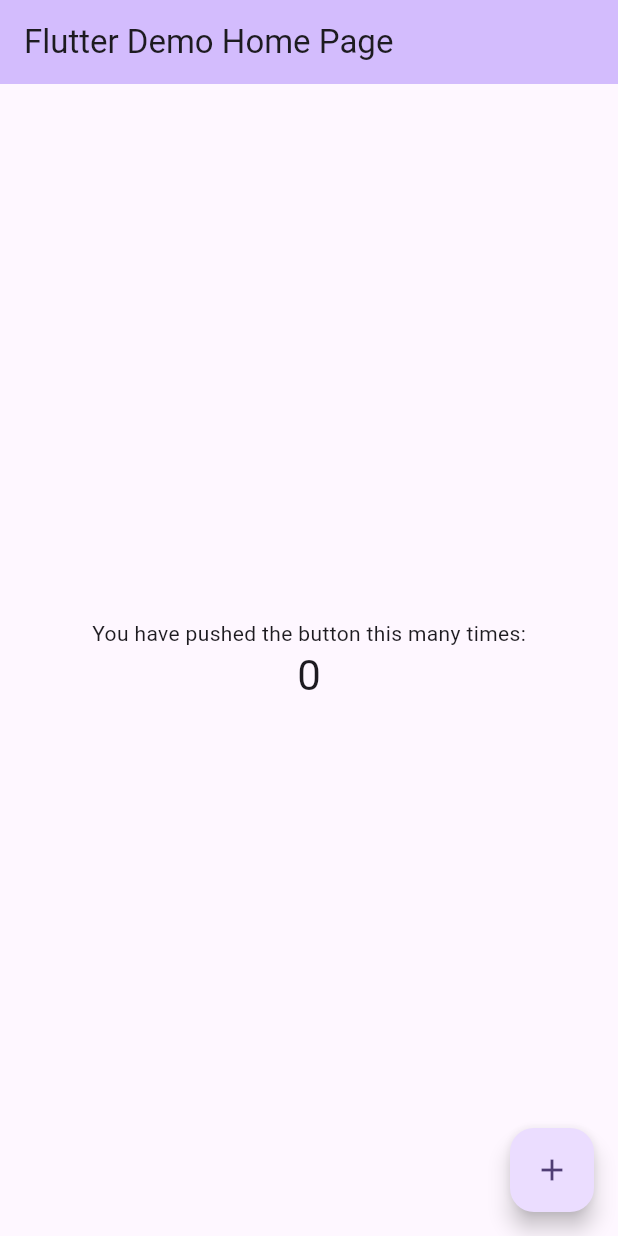
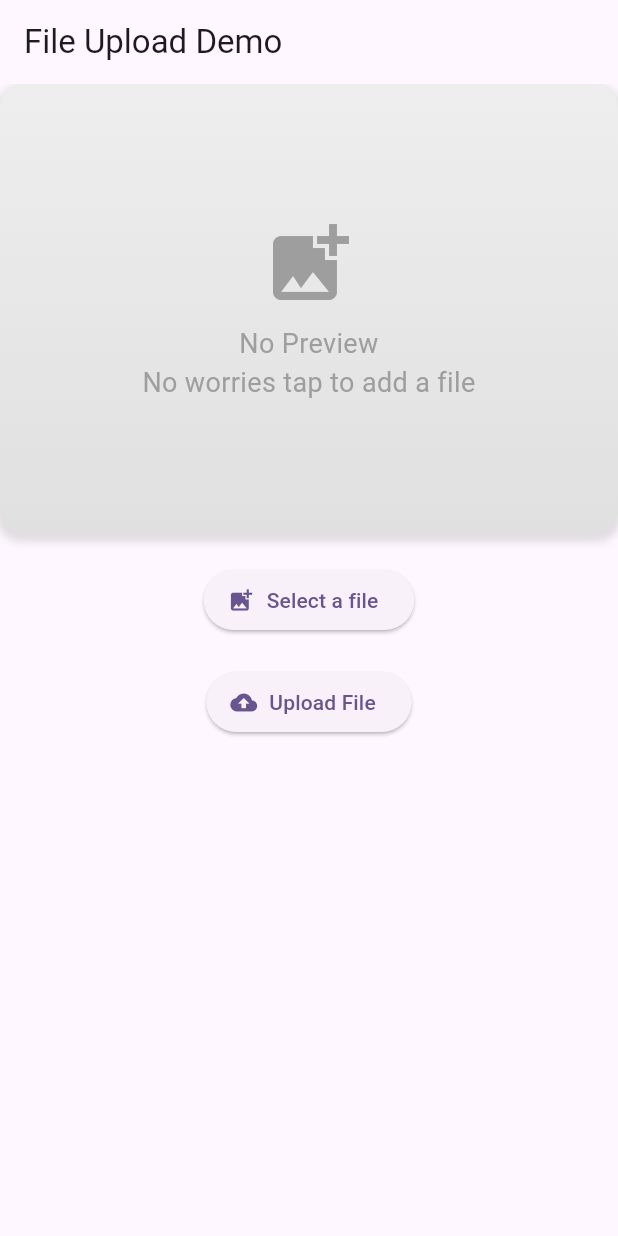
Before and after one commit to iliyasifa/question_1_file_upload_project_iliyas_flutter, a Flutter app: the screen it shows after launch, on a phone screen of 412 x 824 dp. Run offline on Flutter 3.47's test engine with Material 3 defaults, Android fonts, the light colour scheme and no system bars; our stand-ins replace connectivity_plus, firebase_core, image_picker, video_player; accounts and stored records are empty.

Commit message:
feat: file add, upload, view and delete by long press on the file preview.

```diff
--- /dev/null
+++ b/lib/common/empty_state.dart
@@ -0,0 +1,52 @@
+import 'package:flutter/material.dart';
+
+/// EmptyStatePreview class to show the no preview empty state
+class EmptyStatePreview extends StatelessWidget {
+  const EmptyStatePreview({
+    super.key,
+  });
+
+  @override
+  Widget build(BuildContext context) {
+    return Container(
+      width: double.infinity,
+      height: 200,
+      decoration: BoxDecoration(
+        color: Colors.white,
+        borderRadius: BorderRadius.circular(16.0),
+        boxShadow: [
+          BoxShadow(
+            color: Colors.grey.withOpacity(0.3),
+            spreadRadius: 2,
+            blurRadius: 4,
+            offset: const Offset(0, 3),
+          ),
+        ],
+        gradient: LinearGradient(
+          colors: [Colors.grey[200]!, Colors.grey[300]!],
+          begin: Alignment.topCenter,
+          end: Alignment.bottomCenter,
+        ),
+      ),
+      child: const Column(
+        mainAxisAlignment: MainAxisAlignment.center,
+        children: [
+          Icon(
+            Icons.add_photo_alternate,
+            size: 64,
+            color: Colors.grey,
+          ),
+          SizedBox(height: 8),
+          Text(
+            'No Preview\nNo worries tap to add a file',
+            textAlign: TextAlign.center,
+            style: TextStyle(
+              fontSize: 18,
+              color: Colors.grey,
+            ),
+          ),
+        ],
+      ),
+    );
+  }
+}
--- a/lib/main.dart
+++ b/lib/main.dart
@@ -1,6 +1,13 @@
+import 'package:firebase_core/firebase_core.dart';
 import 'package:flutter/material.dart';
+import 'package:question_1_file_upload_project_iliyas_flutter/firebase_options.dart';
+import 'package:question_1_file_upload_project_iliyas_flutter/screens/file_upload_screen.dart';
 
-void main() {
+void main() async {
+  WidgetsFlutterBinding.ensureInitialized();
+  await Firebase.initializeApp(
+    options: DefaultFirebaseOptions.currentPlatform,
+  );
   runApp(const MyApp());
 }
 
@@ -16,86 +23,7 @@ class MyApp extends StatelessWidget {
         colorScheme: ColorScheme.fromSeed(seedColor: Colors.deepPurple),
         useMaterial3: true,
       ),
-      home: const MyHomePage(title: 'Flutter Demo Home Page'),
+      home: const FileUploadScreen(),
     );
   }
 }
-
-class MyHomePage extends StatefulWidget {
-  const MyHomePage({super.key, required this.title});
-
-  final String title;
-
-  @override
-  State<MyHomePage> createState() => _MyHomePageState();
-}
-
-class _MyHomePageState extends State<MyHomePage> {
-  int _counter = 0;
-
-  void _incrementCounter() {
-    setState(() {
-      // This call to setState tells the Flutter framework that something has
-      // changed in this State, which causes it to rerun the build method below
-      // so that the display can reflect the updated values. If we changed
-      // _counter without calling setState(), then the build method would not be
-      // called again, and so nothing would appear to happen.
-      _counter++;
-    });
-  }
-
-  @override
-  Widget build(BuildContext context) {
-    // This method is rerun every time setState is called, for instance as done
-    // by the _incrementCounter method above.
-    //
-    // The Flutter framework has been optimized to make rerunning build methods
-    // fast, so that you can just rebuild anything that needs updating rather
-    // than having to individually change instances of widgets.
-    return Scaffold(
-      appBar: AppBar(
-        // TRY THIS: Try changing the color here to a specific color (to
-        // Colors.amber, perhaps?) and trigger a hot reload to see the AppBar
-        // change color while the other colors stay the same.
-        backgroundColor: Theme.of(context).colorScheme.inversePrimary,
-        // Here we take the value from the MyHomePage object that was created by
-        // the App.build method, and use it to set our appbar title.
-        title: Text(widget.title),
-      ),
-      body: Center(
-        // Center is a layout widget. It takes a single child and positions it
-        // in the middle of the parent.
-        child: Column(
-          // Column is also a layout widget. It takes a list of children and
-          // arranges them vertically. By default, it sizes itself to fit its
-          // children horizontally, and tries to be as tall as its parent.
-          //
-          // Column has various properties to control how it sizes itself and
-          // how it positions its children. Here we use mainAxisAlignment to
-          // center the children vertically; the main axis here is the vertical
-          // axis because Columns are vertical (the cross axis would be
-          // horizontal).
-          //
-          // TRY THIS: Invoke "debug painting" (choose the "Toggle Debug Paint"
-          // action in the IDE, or press "p" in the console), to see the
-          // wireframe for each widget.
-          mainAxisAlignment: MainAxisAlignment.center,
-          children: <Widget>[
-            const Text(
-              'You have pushed the button this many times:',
-            ),
-            Text(
-              '$_counter',
-              style: Theme.of(context).textTheme.headlineMedium,
-            ),
-          ],
-        ),
-      ),
-      floatingActionButton: FloatingActionButton(
-        onPressed: _incrementCounter,
-        tooltip: 'Increment',
-        child: const Icon(Icons.add),
-      ), // This trailing comma makes auto-formatting nicer for build methods.
-    );
-  }
-}
--- /dev/null
+++ b/lib/screens/file_upload_screen.dart
@@ -0,0 +1,295 @@
+import 'dart:io';
+
+import 'package:connectivity_plus/connectivity_plus.dart';
+import 'package:flutter/material.dart';
+import 'package:image_picker/image_picker.dart';
+import 'package:question_1_file_upload_project_iliyas_flutter/screens/widgets/file_preview.dart';
+import 'package:question_1_file_upload_project_iliyas_flutter/screens/widgets/uploading_overlay.dart';
+import 'package:video_player/video_player.dart';
+
+class FileUploadScreen extends StatefulWidget {
+  const FileUploadScreen({super.key});
+
+  @override
+  FileUploadScreenState createState() => FileUploadScreenState();
+}
+
+class FileUploadScreenState extends State<FileUploadScreen> {
+  /// to store the file path
+  File? _file;
+
+  /// flag for uploading status
+  bool _isUploading = false;
+
+  /// controller to the video
+  late VideoPlayerController _videoPlayerController;
+
+  /// to show the video content
+  bool _isVideo = false;
+
+  /// to show the image content
+  bool _isImage = false;
+
+  /// _restrictDuplicateUpload inititated because while
+  /// trying to upload we compare with _file to
+  /// restrict duplicate upload
+  File _restrictDuplicateUpload = File('');
+
+  @override
+  void initState() {
+    super.initState();
+    _videoPlayerController = VideoPlayerController.networkUrl(Uri.parse(''));
+
+    /// to play the if video is selected by listening the [_videoPlayerController]
+    _videoPlayerController.addListener(() {
+      setState(() {});
+    });
+  }
+
+  @override
+  void dispose() {
+    /// to properly dispose
+    _videoPlayerController.dispose();
+    super.dispose();
+  }
+
+  @override
+  Widget build(BuildContext context) {
+    return Scaffold(
+      appBar: AppBar(
+        title: const Text('File Upload Demo'),
+      ),
+      body: Stack(
+        children: [
+          SingleChildScrollView(
+            child: Center(
+              child: Column(
+                mainAxisAlignment: MainAxisAlignment.center,
+                children: <Widget>[
+                  /// Preview area
+                  GestureDetector(
+                    /// to delete or select a file in the preview area
+                    onLongPress: _file != null
+                        ? () => _deleteFile(context)
+                        : () => _selectFile(context),
+
+                    ///
+                    child: SizedBox(
+                      height: 300,
+                      child: FilePreview(
+                        file: _file,
+                        videoPlayerController: _videoPlayerController,
+                        isVideo: _isVideo,
+                        isImage: _isImage,
+                        addFileCallBack: () => _selectFile(context),
+                      ),
+                    ),
+                  ),
+                  const SizedBox(height: 20),
+
+                  /// add or select file button
+                  ElevatedButton.icon(
+                    onPressed: () => _selectFile(context),
+                    icon: const Icon(Icons.add_photo_alternate),
+                    label: const Text('Select a file'),
+                  ),
+                  const SizedBox(height: 20),
+
+                  /// to upload file
+                  ElevatedButton.icon(
+                    onPressed: _isUploading ? null : _checkNetworkAndUpload,
+                    icon: const Icon(Icons.cloud_upload),
+                    label: Text(
+                      !_isUploading ? 'Upload File' : 'Uploading.....',
+                    ),
+                  ),
+                  const SizedBox(height: 80),
+                ],
+              ),
+            ),
+          ),
+
+          /// Show uploading overlay if uploading is in progress
+          if (_isUploading) const UploadingOverlay(),
+        ],
+      ),
+    );
+  }
+
+  /// [_showSnackbar] to show snackbar by passing
+  void _showSnackbar(String message) {
+    ScaffoldMessenger.of(context)
+      ..removeCurrentSnackBar()
+      ..showSnackBar(
+        SnackBar(content: Text(message)),
+      );
+  }
+
+  /// [_checkNetworkAndUpload] to check n/w status and upload
+  Future<void> _checkNetworkAndUpload() async {
+    var connectivityResult = await Connectivity().checkConnectivity();
+    if (connectivityResult == ConnectivityResult.none && mounted) {
+      _showSnackbar('No internet connection');
+    } else {
+      _uploadFile();
+    }
+  }
+
+  /// [_uploadFile] to upload a file
+  Future<void> _uploadFile() async {
+    try {
+      // Validate file
+      if (_file != null) {
+        if (_restrictDuplicateUpload != _file) {
+          setState(() {
+            _isUploading = true;
+          });
+          await Future.delayed(const Duration(seconds: 4));
+          // Upload file to Firebase Storage
+          // final Reference storageRef =
+          //     FirebaseStorage.instance.ref().child('uploads/${_file!.path}');
+          // UploadTask uploadTask = storageRef.putFile(_file!);
+
+          // // Wait for upload to complete
+          // await uploadTask.whenComplete(() {
+          //   setState(() {
+          //     _isUploading = false;
+          //   });
+          // });
+          setState(() {
+            _isUploading = false;
+          });
+          _restrictDuplicateUpload = _file!;
+          if (mounted) {
+            // Show success message
+            _showSnackbar('File uploaded successfully');
+          }
+        } else {
+          // Show success message
+          _showSnackbar(
+              'Already Uploaded!!!,\nYou can add new file and tap to upload');
+        }
+      } else {
+        // Show success message
+        _showSnackbar('Please select a file to upload');
+      }
+    } catch (e) {
+      if (mounted) {
+        // Show error message
+        _showSnackbar('Error: $e');
+      }
+
+      setState(() {
+        _isUploading = false;
+      });
+    }
+  }
+
+  /// [_selectFile] to select a file
+  Future<void> _selectFile(BuildContext context) async {
+    showModalBottomSheet(
+      context: context,
+      builder: (BuildContext context) {
+        return SafeArea(
+          child: Column(
+            mainAxisSize: MainAxisSize.min,
+            children: <Widget>[
+              ListTile(
+                leading: const Icon(Icons.image),
+                title: const Text('Select Image'),
+                onTap: () {
+                  _pickImageOrVideo(isImagePick: true);
+                  Navigator.pop(context);
+                },
+              ),
+              ListTile(
+                leading: const Icon(Icons.video_library),
+                title: const Text('Select Video'),
+                onTap: () {
+                  _pickImageOrVideo(isVideoPick: true);
+                  Navigator.pop(context);
+                },
+              ),
+            ],
+          ),
+        );
+      },
+    );
+  }
+
+  /// [_pickImageOrVideo] to pick image or video
+  void _pickImageOrVideo({
+    bool isImagePick = false,
+    bool isVideoPick = false,
+  }) async {
+    final picker = ImagePicker();
+    XFile? pickedFile;
+    if (isImagePick) {
+      pickedFile = await picker.pickImage(source: ImageSource.gallery);
+    } else if (isVideoPick) {
+      pickedFile = await picker.pickVideo(source: ImageSource.gallery);
+    }
+    if (pickedFile != null) {
+      bool isLimit = File(pickedFile.path).lengthSync() < (10 * 1024 * 1024);
+      if (isLimit) {
+        setState(() {
+          if (isImagePick) {
+            _isImage = true;
+            _isVideo = false;
+          } else {
+            _isVideo = true;
+            _isImage = false;
+            _videoPlayerController = VideoPlayerController.file(_file!)
+              ..initialize().then((_) {
+                setState(() {});
+                _videoPlayerController.play();
+              });
+          }
+          _file = File(pickedFile!.path);
+        });
+      } else {
+        if (mounted) {
+          _showSnackbar('File size exceeds 10 MB limit');
+        }
+      }
+    }
+  }
+
+  /// [_deleteFile] to delete file locally not
+  void _deleteFile(BuildContext context) {
+    showDialog(
+      context: context,
+      builder: (BuildContext context) {
+        return AlertDialog(
+          title: const Text('Delete File'),
+          content: const Text(
+              'Are you sure you want to delete the file? Please make sure before deleting.'),
+          actions: <Widget>[
+            TextButton(
+              onPressed: () {
+                Navigator.of(context).pop(); // Close the dialog
+              },
+              child: const Text('Cancel'),
+            ),
+            TextButton(
+              onPressed: () {
+                setState(() {
+                  _file = null;
+                  _isImage = false;
+                  _isVideo = false;
+                });
+                Navigator.of(context).pop(); // Close the dialog
+              },
+              child: const Text(
+                'Delete',
+                style: TextStyle(
+                  color: Colors.red,
+                ),
+              ),
+            ),
+          ],
+        );
+      },
+    );
+  }
+}
--- /dev/null
+++ b/lib/screens/widgets/file_preview.dart
@@ -0,0 +1,50 @@
+import 'dart:io';
+
+import 'package:flutter/material.dart';
+import 'package:question_1_file_upload_project_iliyas_flutter/common/empty_state.dart';
+import 'package:video_player/video_player.dart';
+
+/// FilePreview class to show image or video
+class FilePreview extends StatelessWidget {
+  final File? file;
+  final VideoPlayerController? videoPlayerController;
+  final bool isVideo;
+  final bool isImage;
+  final VoidCallback addFileCallBack;
+
+  const FilePreview({
+    super.key,
+    required this.file,
+    required this.videoPlayerController,
+    required this.isVideo,
+    required this.isImage,
+    required this.addFileCallBack,
+  });
+
+  @override
+  Widget build(BuildContext context) {
+    if (file != null || isImage || isVideo) {
+      if (isVideo) {
+        return AspectRatio(
+          aspectRatio: videoPlayerController!.value.aspectRatio,
+          child: VideoPlayer(videoPlayerController!),
+        );
+      } else if (isImage) {
+        return Image.file(
+          file!,
+          fit: BoxFit.contain,
+        );
+      } else {
+        return InkWell(
+          onTap: addFileCallBack,
+          child: const EmptyStatePreview(),
+        );
+      }
+    } else {
+      return InkWell(
+        onTap: addFileCallBack,
+        child: const EmptyStatePreview(),
+      );
+    }
+  }
+}
```
Also changed, not shown: lib/screens/widgets/uploading_overlay.dart (added, +78 -0 lines), pubspec.yaml (+7 -17 lines), lib/firebase_options.dart (added), pubspec.lock, 13 other files.
